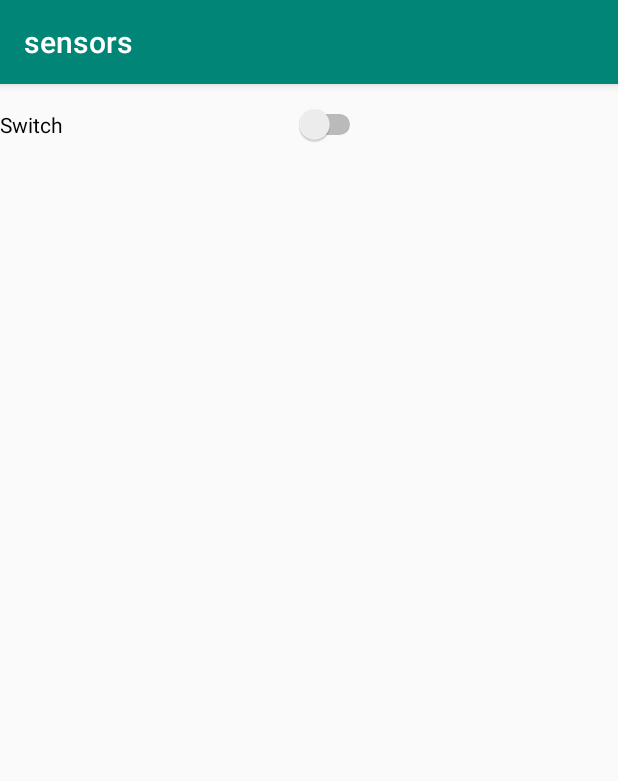
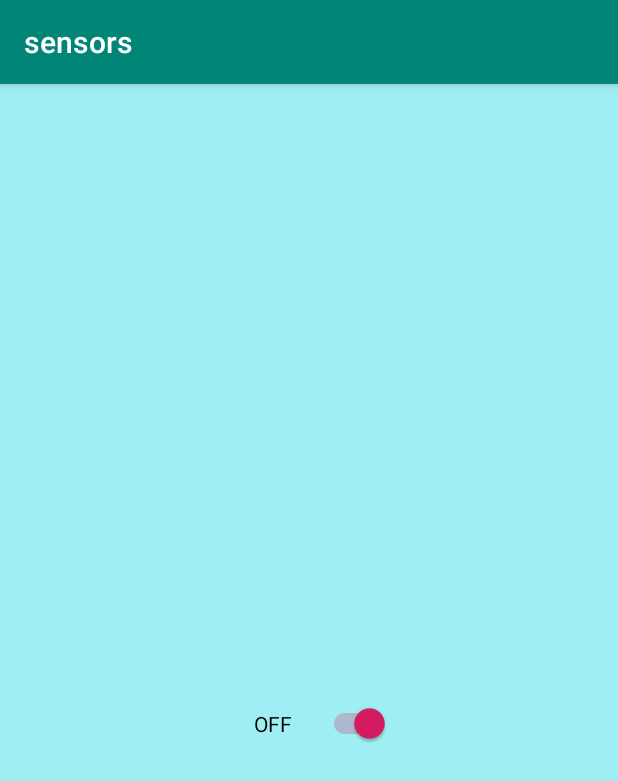
Before and after one commit to sharif-dev/HW2_sensors, an Android app: the SleepActivity screen opened directly, with no data from a screen before it, on a phone screen of 412 x 824 dp. Shown: the top 781 px of the screen. Run offline under Robolectric (Android 15) with nearby library versions, the phone set to English and light mode, and no system bars.

Commit message:
add switch

```diff
--- /dev/null
+++ b/app/src/main/res/animator/fade_in.xml
@@ -0,0 +1,10 @@
+<?xml version="1.0" encoding="utf-8"?>
+<set xmlns:android="http://schemas.android.com/apk/res/android">
+    <objectAnimator
+        android:propertyName="alpha"
+        android:duration="1000"
+        android:valueFrom="0.0"
+        android:valueTo="1.0"
+        android:valueType="floatType"
+        />
+</set>
--- /dev/null
+++ b/app/src/main/res/animator/fade_out.xml
@@ -0,0 +1,10 @@
+<?xml version="1.0" encoding="utf-8"?>
+<set xmlns:android="http://schemas.android.com/apk/res/android">
+    <objectAnimator
+        android:propertyName="alpha"
+        android:duration="1000"
+        android:valueFrom="1.0"
+        android:valueTo="0.0"
+        android:valueType="floatType"
+        />
+</set>
--- a/app/src/main/res/layout/activity_sleep.xml
+++ b/app/src/main/res/layout/activity_sleep.xml
@@ -4,13 +4,39 @@
     xmlns:tools="http://schemas.android.com/tools"
     android:layout_width="match_parent"
     android:layout_height="match_parent"
+    android:background="@color/light_blue"
     tools:context=".SleepActivity">
 
     <Switch
-        android:id="@+id/switch1"
-        android:layout_width="244dp"
-        android:layout_height="54dp"
-        android:text="Switch"
-        tools:layout_editor_absoluteX="91dp"
-        tools:layout_editor_absoluteY="127dp" />
+        android:id="@+id/switch_sleep"
+        android:layout_width="108dp"
+        android:layout_height="8dp"
+        android:layout_marginStart="8dp"
+        android:layout_marginTop="92dp"
+        android:layout_marginEnd="8dp"
+        android:layout_marginBottom="8dp"
+        android:checked="true"
+        android:gravity="center|center_vertical"
+        android:textOff="@string/off"
+        android:textOn="@string/on"
+        android:visibility="visible"
+        app:layout_constraintBottom_toBottomOf="parent"
+        app:layout_constraintEnd_toEndOf="parent"
+        app:layout_constraintStart_toStartOf="parent"
+        app:layout_constraintTop_toTopOf="parent" />
+
+    <EditText
+        android:id="@+id/degree_inp"
+        android:layout_width="168dp"
+        android:layout_height="42dp"
+        android:layout_marginTop="8dp"
+        android:layout_marginBottom="8dp"
+        android:alpha="0.0"
+        android:ems="10"
+        android:hint="@string/degree"
+        android:inputType="number"
+        app:layout_constraintBottom_toBottomOf="parent"
+        app:layout_constraintEnd_toEndOf="parent"
+        app:layout_constraintStart_toStartOf="parent"
+        app:layout_constraintTop_toTopOf="parent" />
 </android.support.constraint.ConstraintLayout>
--- a/app/src/main/res/values/colors.xml
+++ b/app/src/main/res/values/colors.xml
@@ -3,4 +3,6 @@
     <color name="colorPrimary">#008577</color>
     <color name="colorPrimaryDark">#00574B</color>
     <color name="colorAccent">#D81B60</color>
+    <color name="light_blue">#9FEEF3</color>
+    <color name="black">#000</color>
 </resources>
--- a/app/src/main/res/values/strings.xml
+++ b/app/src/main/res/values/strings.xml
@@ -1,3 +1,6 @@
 <resources>
     <string name="app_name">sensors</string>
+    <string name="degree">Degree</string>
+    <string name="off">OFF</string>
+    <string name="on">ON</string>
 </resources>
```
Also changed, not shown: app/src/main/java/edu/sharif/sharif_dev/sensors/MainActivity.java (+6 -11 lines), app/src/main/java/edu/sharif/sharif_dev/sensors/SleepActivity.java (+48 -1 lines).
